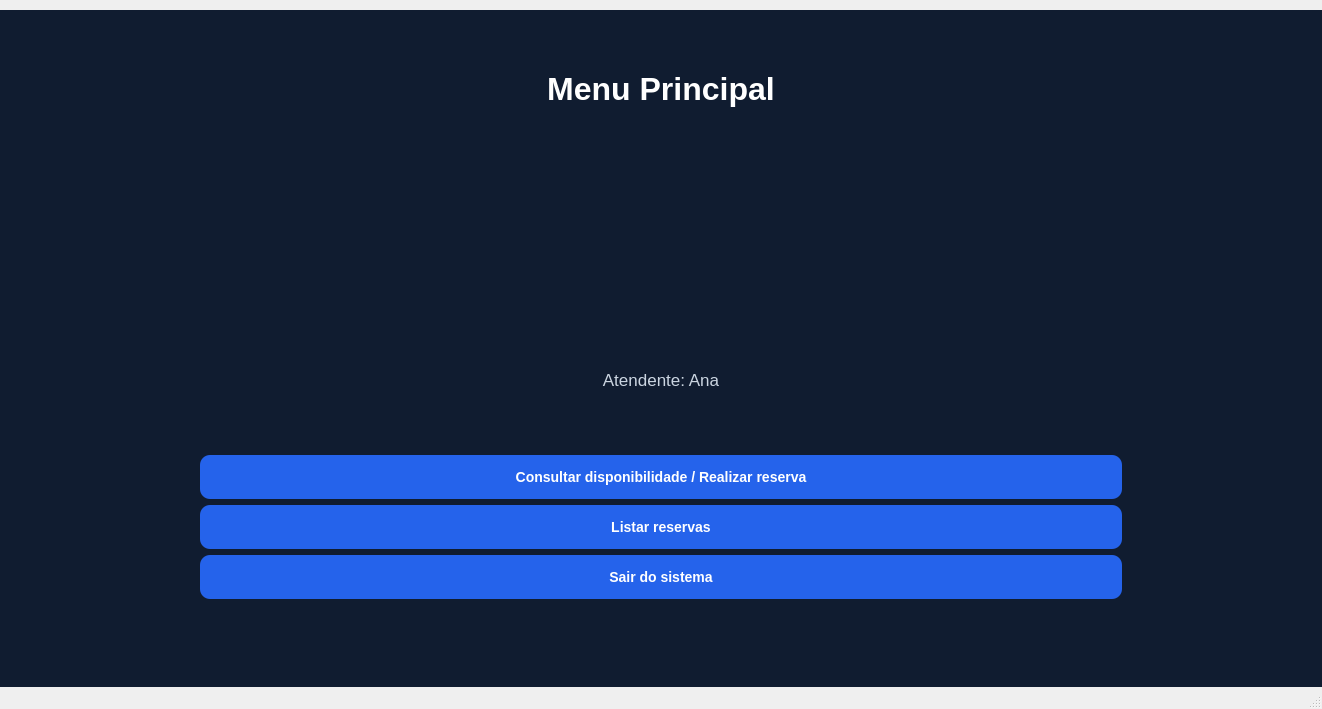
First picture: the form in mainwindow.ui, repository JairCosta00/Sistema-de-Reservas-Rede-de-Hot-is-Paradise, before the edit.
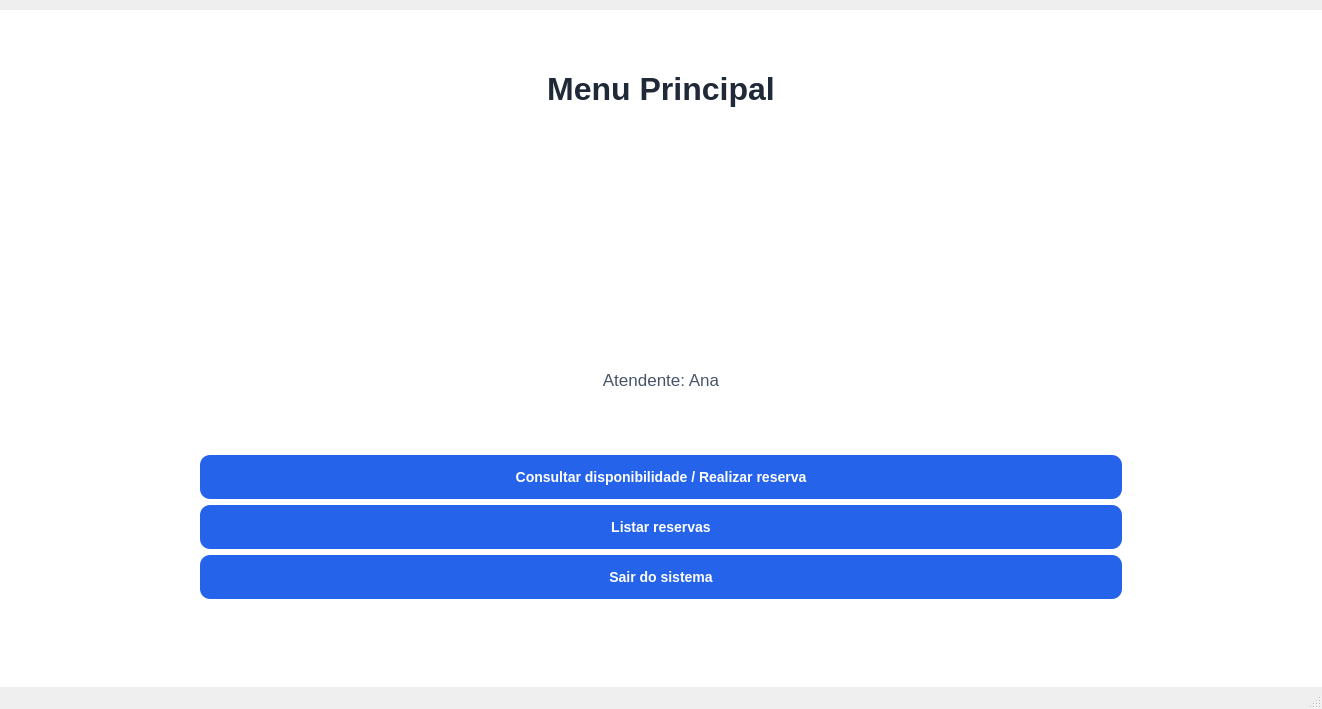
Second picture: the form after the edit.

```diff
--- a/mainwindow.ui
+++ b/mainwindow.ui
@@ -58,7 +58,7 @@
     <property name="styleSheet">
      <string notr="true">
 QFrame#frameFundoEscuro {
-    background-color: #101C30;
+    background-color: #FFFFFF;
     border: none;
 }
 
@@ -69,7 +69,7 @@
 
 /* Nome do hotel */
 QLabel#labelMarca {
-    color: #D6B878;
+    color: #B8863B;
     font-size: 13px;
     font-weight: bold;
     letter-spacing: 2px;
@@ -77,26 +77,26 @@
 
 /* Título */
 QLabel#labelTitulo {
-    color: white;
+    color: #1F2937;
     font-size: 32px;
     font-weight: bold;
 }
 
 /* Atendente */
 QLabel#labelAtendente {
-    color: #CBD5E1;
+    color: #475569;
     font-size: 17px;
 }
 
 /* Rodapé */
 QLabel#labelRodape {
-    color: #94A3B8;
+    color: #64748B;
     font-size: 11px;
 }
 
 /* Configuração de todos os botões */
 QPushButton {
-    color: white;
+    color: #1F2937;
     font-size: 14px;
     font-weight: bold;
     border-radius: 12px;
@@ -105,8 +105,8 @@
 
 /* Consultar disponibilidade */
 QPushButton#btnConsultarReserva {
-    background-color: #2563EB;
-    border: 1px solid #3B82F6;
+    background-color: #FFFFFF;
+    border: 1px solid #94A3B8;
 }
 
 QPushButton#btnConsultarReserva:hover {
@@ -115,8 +115,8 @@
 
 /* Listar reservas */
 QPushButton#btnListarReservas {
-    background-color: rgba(255, 255, 255, 18);
-    border: 1px solid #64748B;
+    background-color: #FFFFFF;
+    border: 1px solid #94A3B8;
 }
 
 QPushButton#btnListarReservas:hover {
@@ -125,13 +125,19 @@
 
 /* Sair */
 QPushButton#btnSair {
-    background-color: rgba(127, 29, 29, 50);
+    color: #B91C1C;
+    background-color: #FEF2F2;
     border: 1px solid #EF4444;
 }
 
 QPushButton#btnSair:hover {
     background-color: #DC2626;
 }
+
+/* Efeito ao clicar */
+QPushButton:pressed {
+    background-color: #E2E8F0;
+}
 </string>
     </property>
     <property name="frameShape">
```
Left out of the diff: 7 changed lines with no effect on the pictures.
